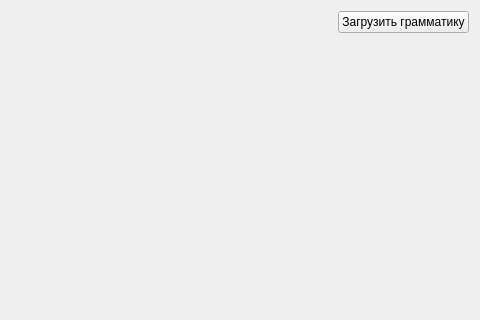
Old version of the form roof.ui in the repository AndreyMlashkin/RoofGenerator; both pictures show x 407 to 887 and y 0 to 320 of the 887 by 516 pixel window.
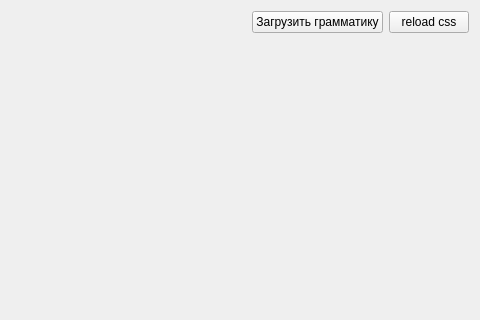
New version of the form. The open tabs and pages were chosen to show the change.

```diff
--- a/roof.ui
+++ b/roof.ui
@@ -55,6 +55,13 @@
        </property>
       </widget>
      </item>
+     <item>
+      <widget class="QPushButton" name="pushButton">
+       <property name="text">
+        <string>reload css</string>
+       </property>
+      </widget>
+     </item>
     </layout>
    </item>
    <item>
```
Left out of the diff: 3 changed lines with no effect on the pictures.
